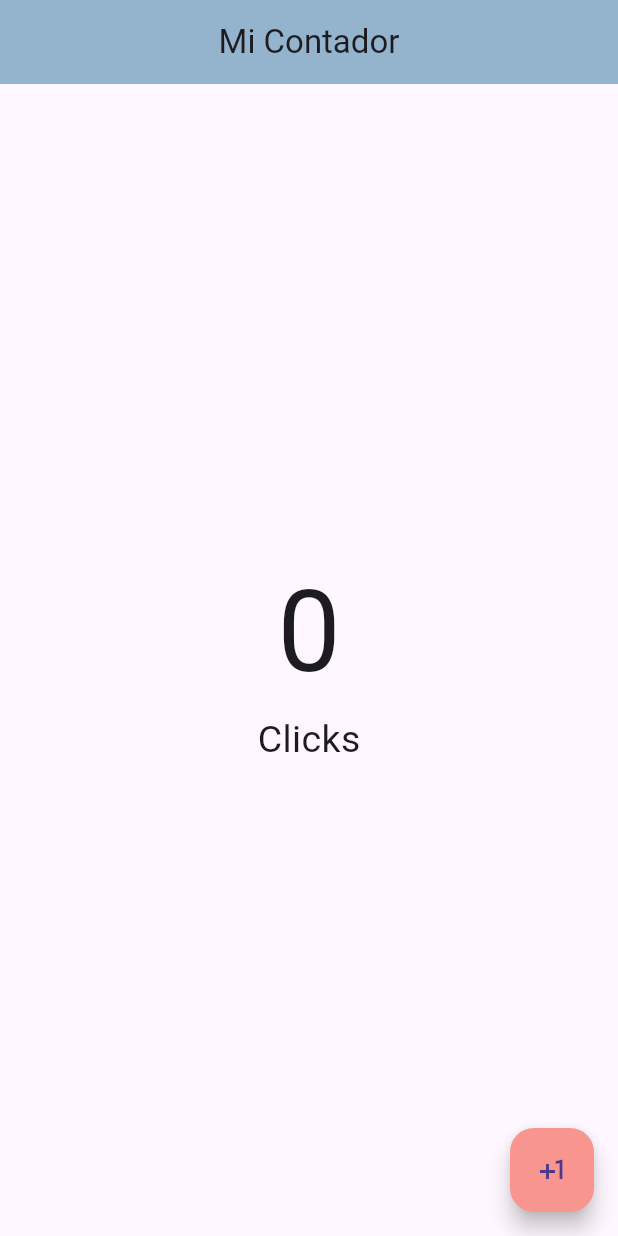
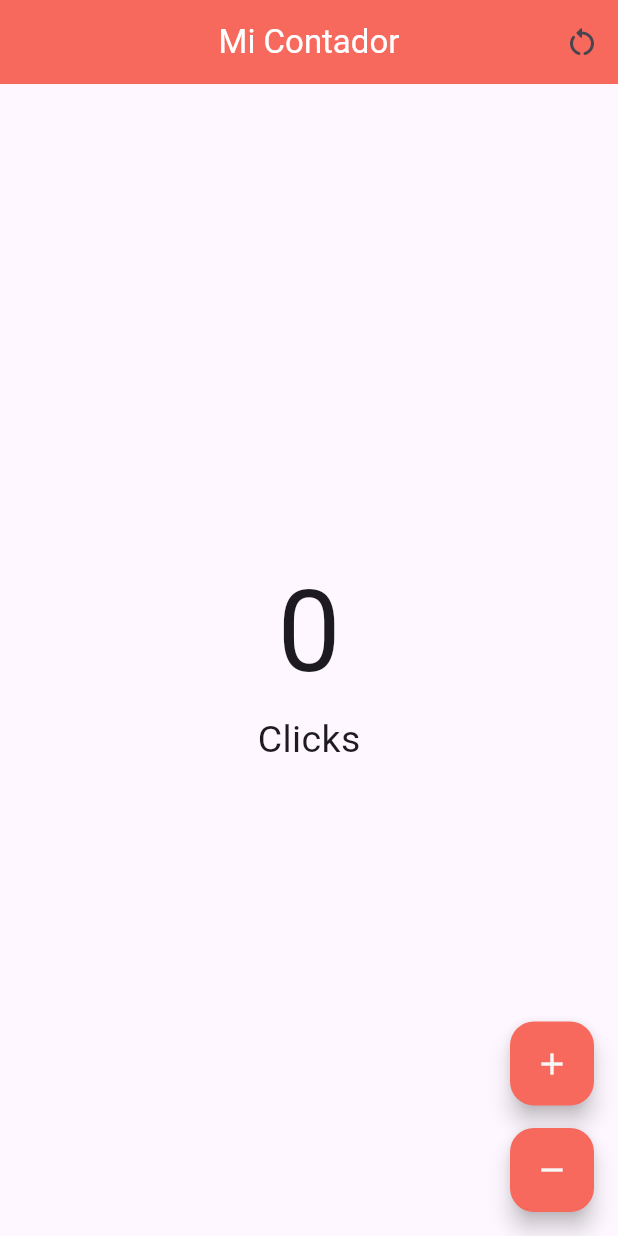
Before and after one commit to Gerson116/PracticeWithFlutter, a Flutter app: the screen it shows after launch, on a phone screen of 412 x 824 dp. Run offline on Flutter 3.47's test engine with Material 3 defaults, Android fonts, the phone set to English and light mode, and no system bars.

Commit message:
I was adding a new button in the header

```diff
--- a/lib/presentation/screens/counter_screen.dart
+++ b/lib/presentation/screens/counter_screen.dart
@@ -15,9 +15,24 @@ class _CounterScreenState extends State<CounterScreen> {
   Widget build(BuildContext context) {
     return Scaffold(
         appBar: AppBar(
-        title: const Text('Mi Contador'),
+          title: const Text(
+            'Mi Contador',
+            style: TextStyle(color: Color.fromARGB(255, 255, 255, 255)),
+          ),
           centerTitle: true,
-        backgroundColor: const Color.fromARGB(255, 148, 179, 204),
+          backgroundColor: const Color.fromARGB(255, 247, 104, 93),
+          actions: [
+            IconButton(
+              icon: const Icon(Icons.restart_alt_rounded),
+              onPressed: () {
+                //...
+                setState(() {
+                  counter = 0;
+                  changeClickMessage(counter: counter);
+                });
+              },
+            )
+          ],
         ),
         body: Center(
           child: Column(
@@ -34,24 +49,49 @@ class _CounterScreenState extends State<CounterScreen> {
             ],
           ),
         ),
-      floatingActionButton: FloatingActionButton(
+        floatingActionButton: Column(
+          mainAxisAlignment: MainAxisAlignment.end,
+          children: [
+            FloatingActionButton(
               onPressed: () {
                 //...In this method or function, I can execute logic
                 setState(() {
                   counter += 1;
+                  changeClickMessage(counter: counter);
+                });
+              },
+              backgroundColor: const Color.fromARGB(255, 247, 104, 93),
+              child: const Icon(
+                Icons.add_outlined,
+                color: Color.fromARGB(255, 248, 247, 247),
+              ),
+            ),
+            const SizedBox(
+              height: 15,
+            ),
+            FloatingActionButton(
+              onPressed: () {
+                setState(() {
+                  counter -= 1;
+                  changeClickMessage(counter: counter);
+                });
+              },
+              backgroundColor: const Color.fromARGB(255, 247, 104, 93),
+              child: const Icon(
+                Icons.remove_outlined,
+                color: Color.fromARGB(255, 248, 247, 247),
+              ),
+            )
+          ],
+        ));
+  }
 
+  void changeClickMessage({required int counter}) {
     if (counter == 1) {
       clicks = "Click";
     }
-            if (counter > 1) {
+    if (counter == 0 || counter > 1) {
       clicks = "Clicks";
     }
-          });
-          print("Quantity Click: $counter");
-        },
-        child: const Icon(Icons.plus_one),
-        backgroundColor: const Color.fromARGB(255, 248, 149, 142),
-      ),
-    );
   }
 }
```
Lines whose indentation alone changed are shown as unchanged.
